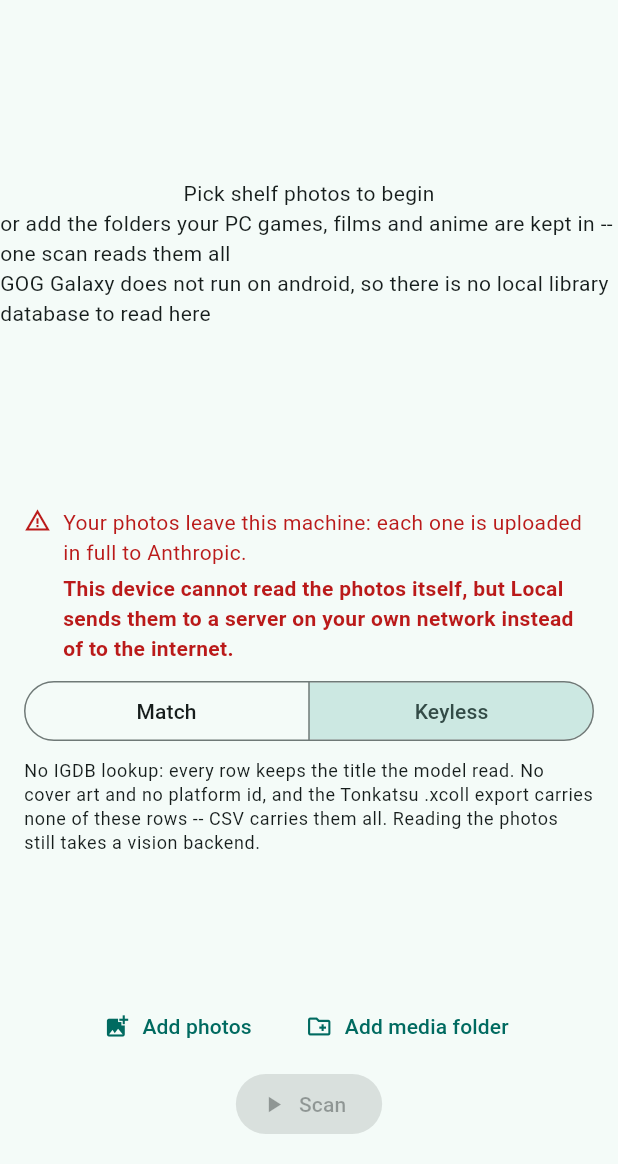
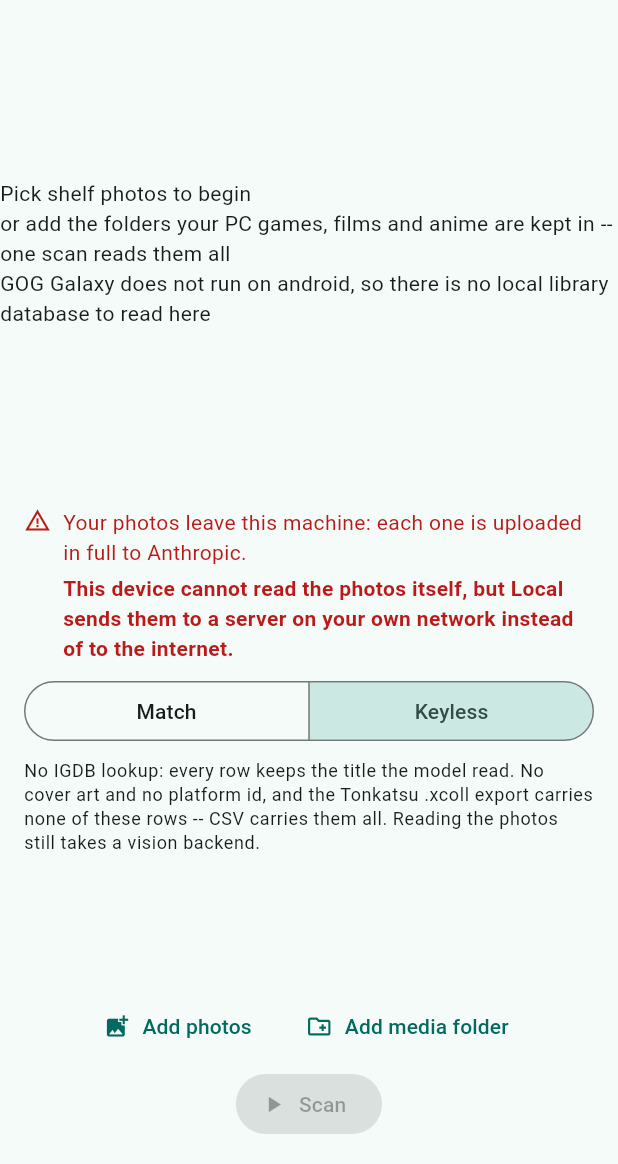
Before and after one commit to shinKatana0/shelfscan, a Flutter app: the screen it shows after launch, on a phone screen of 412 x 824 dp, the part 72-1236 px from its top. Run offline on Flutter 3.47's test engine with Material 3 defaults, Android fonts, the phone set to English and light mode, and no system bars; our stand-ins replace file_picker, flutter_secure_storage, flutter_svg, share_plus, shared_preferences; missing offline and left inert: dart:ffi, file_selector.

Commit message:
T-0439: the empty screen left-aligns as a group, because the Column now says which axis it means
The heading read as centred over a left-aligned paragraph for one reason: the
Column took the default crossAxisAlignment, so each Text was centred AS A BOX,
and a Text that wraps then starts its own lines at the left. textAlign would
have aligned the lines inside each box and left the boxes centred, which is not
the complaint -- the container is what was wrong, so the container is what
changed.

T-0430's comment on the SingleChildScrollView above it said "Centred still",
meaning the vertical centring the Center provides. That stays true, and now
says which axis it means: after this change the unqualified word reads as a
claim about both.

```diff
--- a/app/lib/screens/scan_screen.dart
+++ b/app/lib/screens/scan_screen.dart
@@ -1326,14 +1326,15 @@ class _ScanScreenState extends State<ScanScreen> {
                       // and the plural arrived. The empty screen fitted a
                       // 360x564 body before that and a 360x604 one after,
                       // measured with `flutter test`; scrolling ends the class
-                      // rather than buying back the 40 px. Centred still, and
-                      // unchanged wherever it fits: a scroll view under loose
-                      // constraints is exactly as tall as its child.
+                      // rather than buying back the 40 px. Centred vertically
+                      // still, and unchanged wherever it fits: a scroll view
+                      // under loose constraints is exactly as tall as its child.
                       Expanded(
                         child: Center(
                           child: SingleChildScrollView(
                             child: Column(
                               mainAxisSize: MainAxisSize.min,
+                              crossAxisAlignment: CrossAxisAlignment.start,
                               children: [
                                 const Text('Pick shelf photos to begin'),
                                 // The empty screen is the first place the
```
